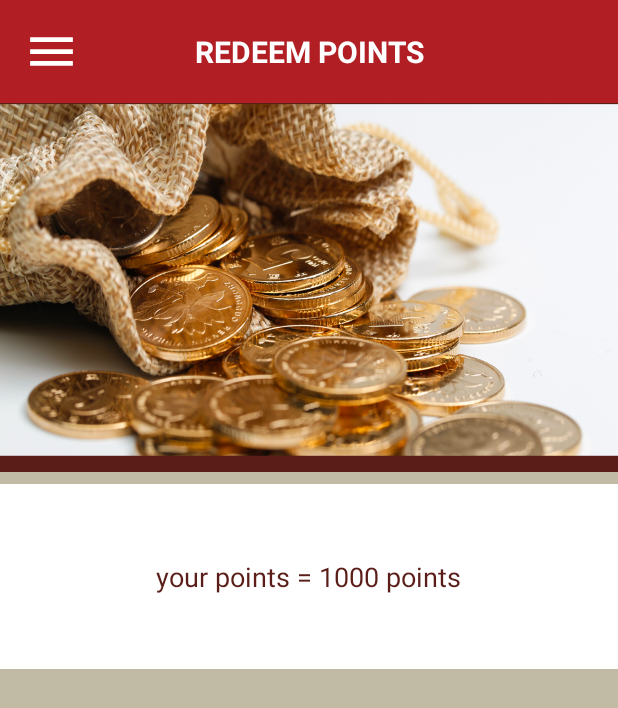
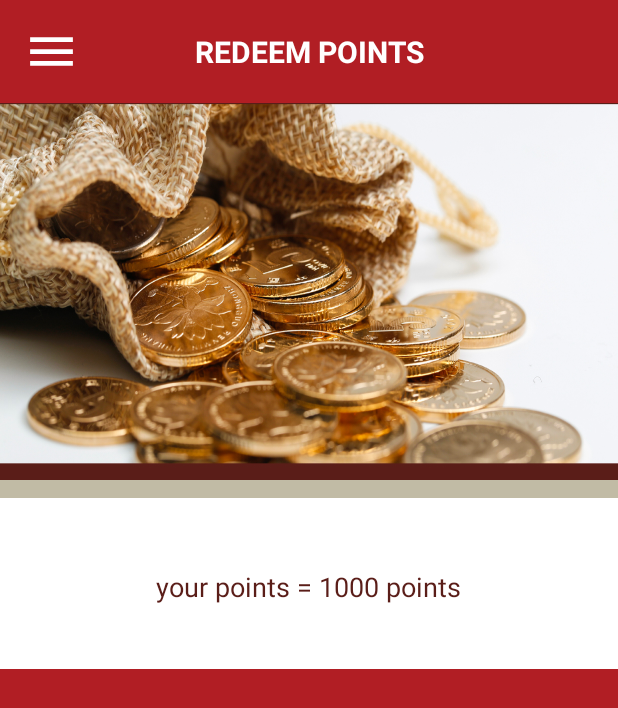
Before and after one commit to ahmedelsalamony/Mercato, an Android app: the RedeemPoints screen opened directly, with no data from a screen before it, on a phone screen of 412 x 824 dp. Shown: the top 708 px of the screen. Run offline under Robolectric (Android 15) with nearby library versions, the phone set to English and light mode, and no system bars; 1 statement that could not run was skipped.

Commit message:
commit#14

```diff
--- a/app/src/main/java/com/apps/square/mercato/activity/RedeemPoints.java
+++ b/app/src/main/java/com/apps/square/mercato/activity/RedeemPoints.java
@@ -32,8 +32,6 @@ public class RedeemPoints extends AppCompatActivity {
         img_sources=new ArrayList<>();
         points_text=new ArrayList<>();
         getPoints();
-
-
     }
 
     public void getPoints() {
--- a/app/src/main/java/com/apps/square/mercato/adapter/SlidingImage_Adapter.java
+++ b/app/src/main/java/com/apps/square/mercato/adapter/SlidingImage_Adapter.java
@@ -56,7 +56,7 @@ public class SlidingImage_Adapter extends PagerAdapter {
         final ImageView imageView = (ImageView ) imageLayout
                 .findViewById(R.id.image);
         //.resize(Menu.width,Menu.height)
-        Picasso.with(context).load(IMAGES.get(position)).into(imageView);
+        Picasso.with(context).load(IMAGES.get(position)) .into(imageView);
         // Attach a PhotoViewAttacher, which takes care of all of the zooming functionality.
         mAttacher = new PhotoViewAttacher(imageView);
         view.addView(imageLayout, 0);
--- a/app/src/main/res/layout/activity_menu.xml
+++ b/app/src/main/res/layout/activity_menu.xml
@@ -76,6 +76,7 @@
             android:layout_width="match_parent"
             android:layout_height="match_parent"
             android:layout_alignParentTop="true"
+
             />
 
         <com.viewpagerindicator.CirclePageIndicator
--- a/app/src/main/res/layout/activity_redeem_points.xml
+++ b/app/src/main/res/layout/activity_redeem_points.xml
@@ -69,7 +69,7 @@
         android:layout_below="@+id/head"
         android:weightSum="2"
         android:orientation="vertical"
-        android:background="@color/colorAccent"
+        android:background="@color/colorPrimary"
         >
         <LinearLayout
             android:layout_width="match_parent"
@@ -90,6 +90,12 @@
                 android:layout_width="match_parent"
                 android:layout_height="0dp"
                 android:layout_weight="1"
+                android:background="@color/colorAccent"
+                >
+
+                <LinearLayout
+                    android:layout_width="match_parent"
+                    android:layout_height="match_parent"
                     android:background="@color/colorWhite"
                     android:orientation="horizontal"
                     android:layout_gravity="center"
@@ -126,6 +132,10 @@
 
             </LinearLayout>
 
+
+
+        </LinearLayout>
+
         <GridView
        android:id="@+id/grid_view"
        android:layout_width="match_parent"
@@ -136,6 +146,7 @@
        android:gravity="center"
        android:stretchMode="columnWidth"
        android:layout_weight="1"
+
        >
        </GridView>
 
--- a/app/src/main/res/layout/slidingimages_layout.xml
+++ b/app/src/main/res/layout/slidingimages_layout.xml
@@ -9,8 +9,10 @@
         android:id="@+id/image"
         android:layout_width="match_parent"
         android:layout_height="match_parent"
-        android:adjustViewBounds="true"
         android:layout_gravity="center"
         android:src="@drawable/whitebg"
+        android:scaleType="centerInside"
+        android:adjustViewBounds="true"
      />
+
 </LinearLayout>
```
Lines whose indentation alone changed are shown as unchanged.
